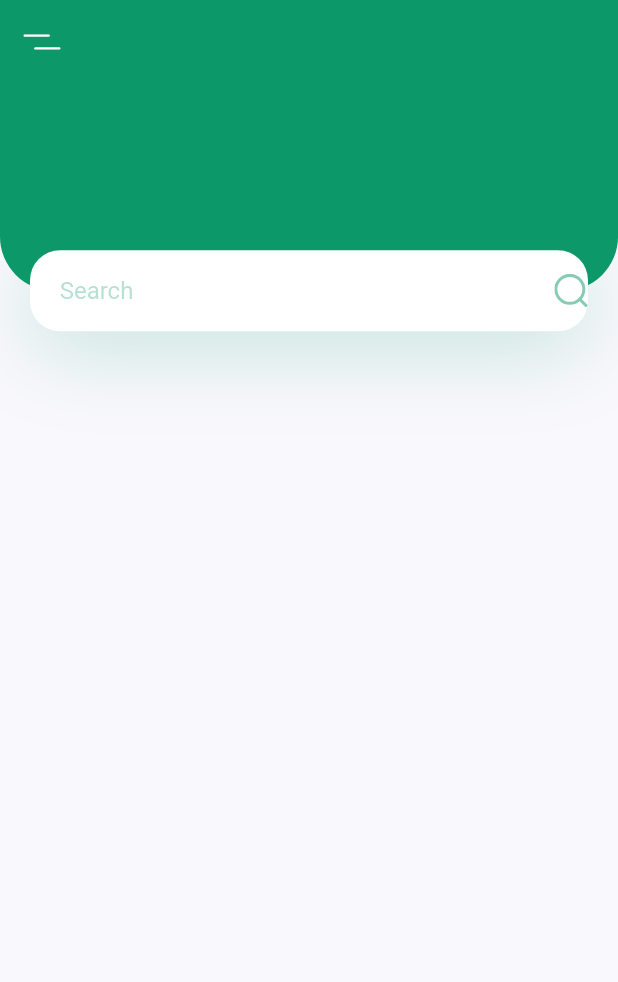
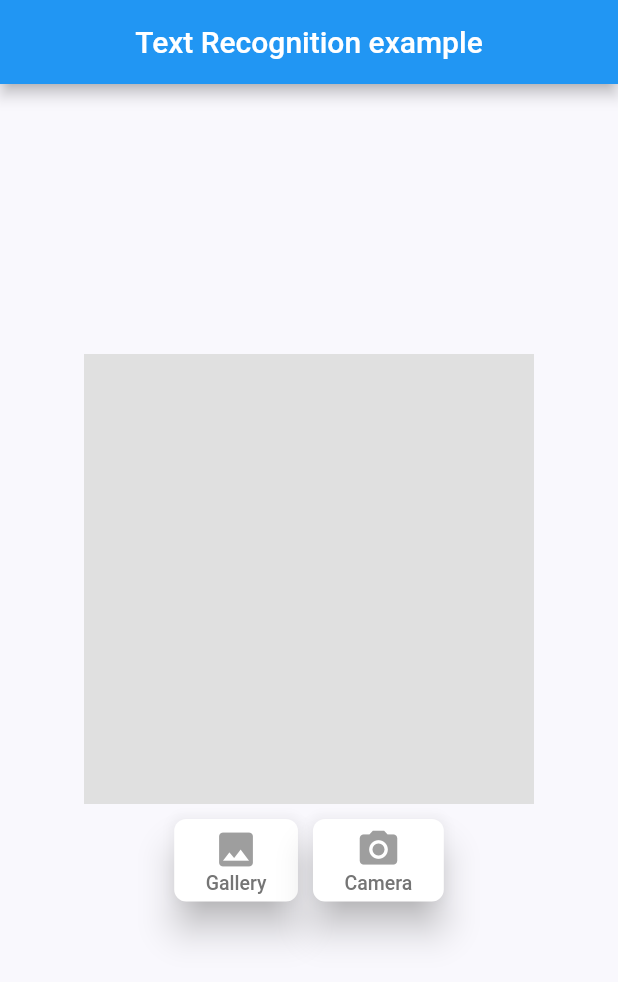
Before and after one commit to pkkk19/Final-Year-project, a Flutter app: the screen it shows after launch, on a phone screen of 412 x 824 dp. Shown: the top 982 px of the screen. Run offline on Flutter 3.47's test engine with Material 2 defaults, Android fonts, the phone set to English and light mode, and no system bars; our stand-ins replace flutter_svg, get, image_picker, video_player; missing offline and left inert: google_ml_kit.

Commit message:
image scanner

```diff
--- a/medv/lib/main.dart
+++ b/medv/lib/main.dart
@@ -3,6 +3,7 @@
 import 'package:get/get.dart';
 import 'package:medv/constants.dart';
 import 'package:medv/screens/home/home_screen.dart';
+import 'package:medv/screens/scanner/Scanner.dart';
 
 void main() {
   runApp(const MyApp());
@@ -23,7 +24,7 @@
         textTheme: Theme.of(context).textTheme.apply(bodyColor: KTextColor),
         visualDensity: VisualDensity.adaptivePlatformDensity,
       ),
-      home: HomeScreen(),
+      home: Scanner(),
     );
   }
 }
--- a/medv/lib/screens/home/components/body.dart
+++ b/medv/lib/screens/home/components/body.dart
@@ -15,6 +15,11 @@
           child: Stack(
             children: <Widget>[
               Container(
+                padding: EdgeInsets.only(
+                  left: 15 + KDefaultPadding,
+                  right: KDefaultPadding,
+                  bottom: 36 + KDefaultPadding,
+                ),
                 height: size.height * 0.2 - 27,
                 decoration: BoxDecoration(
                   color: kPrimaryColor,
@@ -22,6 +27,15 @@
                     bottomLeft: Radius.circular(36),
                     bottomRight: Radius.circular(36),
                   ),
+                ),
+                child: Row(
+                  children: <Widget>[
+                    Text(
+                      'Hi User!',
+                      style: Theme.of(context).textTheme.headline5?.copyWith(
+                          color: Colors.white, fontWeight: FontWeight.bold),
+                    ),
+                  ],
                 ),
               ),
               Positioned(
--- /dev/null
+++ b/medv/lib/screens/scanner/Scanner.dart
@@ -0,0 +1,167 @@
+import 'dart:io';
+
+import 'package:flutter/material.dart';
+import 'package:google_ml_kit/google_ml_kit.dart';
+import 'package:image_picker/image_picker.dart';
+
+class Scanner extends StatefulWidget {
+  const Scanner({Key? key}) : super(key: key);
+
+  @override
+  State<Scanner> createState() => _ScannerState();
+}
+
+class _ScannerState extends State<Scanner> {
+  bool textScanning = false;
+
+  XFile? imageFile;
+
+  String scannedText = "";
+
+  @override
+  Widget build(BuildContext context) {
+    return Scaffold(
+      appBar: AppBar(
+        centerTitle: true,
+        title: const Text("Text Recognition example"),
+      ),
+      body: Center(
+          child: SingleChildScrollView(
+        child: Container(
+            margin: const EdgeInsets.all(20),
+            child: Column(
+              crossAxisAlignment: CrossAxisAlignment.center,
+              children: [
+                if (textScanning) const CircularProgressIndicator(),
+                if (!textScanning && imageFile == null)
+                  Container(
+                    width: 300,
+                    height: 300,
+                    color: Colors.grey[300]!,
+                  ),
+                if (imageFile != null) Image.file(File(imageFile!.path)),
+                Row(
+                  mainAxisAlignment: MainAxisAlignment.center,
+                  children: [
+                    Container(
+                        margin: const EdgeInsets.symmetric(horizontal: 5),
+                        padding: const EdgeInsets.only(top: 10),
+                        child: ElevatedButton(
+                          style: ElevatedButton.styleFrom(
+                            primary: Colors.white,
+                            onPrimary: Colors.grey,
+                            shadowColor: Colors.grey[400],
+                            elevation: 10,
+                            shape: RoundedRectangleBorder(
+                                borderRadius: BorderRadius.circular(8.0)),
+                          ),
+                          onPressed: () {
+                            getImage(ImageSource.gallery);
+                          },
+                          child: Container(
+                            margin: const EdgeInsets.symmetric(
+                                vertical: 5, horizontal: 5),
+                            child: Column(
+                              mainAxisSize: MainAxisSize.min,
+                              children: [
+                                Icon(
+                                  Icons.image,
+                                  size: 30,
+                                ),
+                                Text(
+                                  "Gallery",
+                                  style: TextStyle(
+                                      fontSize: 13, color: Colors.grey[600]),
+                                )
+                              ],
+                            ),
+                          ),
+                        )),
+                    Container(
+                        margin: const EdgeInsets.symmetric(horizontal: 5),
+                        padding: const EdgeInsets.only(top: 10),
+                        child: ElevatedButton(
+                          style: ElevatedButton.styleFrom(
+                            primary: Colors.white,
+                            onPrimary: Colors.grey,
+                            shadowColor: Colors.grey[400],
+                            elevation: 10,
+                            shape: RoundedRectangleBorder(
+                                borderRadius: BorderRadius.circular(8.0)),
+                          ),
+                          onPressed: () {
+                            getImage(ImageSource.camera);
+                          },
+                          child: Container(
+                            margin: const EdgeInsets.symmetric(
+                                vertical: 5, horizontal: 5),
+                            child: Column(
+                              mainAxisSize: MainAxisSize.min,
+                              children: [
+                                Icon(
+                                  Icons.camera_alt,
+                                  size: 30,
+                                ),
+                                Text(
+                                  "Camera",
+                                  style: TextStyle(
+                                      fontSize: 13, color: Colors.grey[600]),
+                                )
+                              ],
+                            ),
+                          ),
+                        )),
+                  ],
+                ),
+                const SizedBox(
+                  height: 20,
+                ),
+                Container(
+                  child: Text(
+                    scannedText,
+                    style: TextStyle(fontSize: 20),
+                  ),
+                )
+              ],
+            )),
+      )),
+    );
+  }
+
+  void getImage(ImageSource source) async {
+    try {
+      final pickedImage = await ImagePicker().pickImage(source: source);
+      if (pickedImage != null) {
+        textScanning = true;
+        imageFile = pickedImage;
+        setState(() {});
+        getRecognisedText(pickedImage);
+      }
+    } catch (e) {
+      textScanning = false;
+      imageFile = null;
+      scannedText = "Error occured while scanning";
+      setState(() {});
+    }
+  }
+
+  void getRecognisedText(XFile image) async {
+    final inputImage = InputImage.fromFilePath(image.path);
+    final textDetector = GoogleMlKit.vision.textDetector();
+    RecognisedText recognisedText = await textDetector.processImage(inputImage);
+    await textDetector.close();
+    scannedText = "";
+    for (TextBlock block in recognisedText.blocks) {
+      for (TextLine line in block.lines) {
+        scannedText = scannedText + line.text + "\n";
+      }
+    }
+    textScanning = false;
+    setState(() {});
+  }
+
+  @override
+  void initState() {
+    super.initState();
+  }
+}
--- a/medv/pubspec.yaml
+++ b/medv/pubspec.yaml
@@ -38,6 +38,8 @@
   # Use with the CupertinoIcons class for iOS style icons.
   cupertino_icons: ^1.0.2
   flutter_svg: ^1.1.6 #it helps us to use SVG
+  google_ml_kit: ^0.7.3
+  image_picker: ^0.8.4+9
 
 dev_dependencies:
   flutter_test:
```
Also changed, not shown: medv/pubspec.lock, 4 other files.
